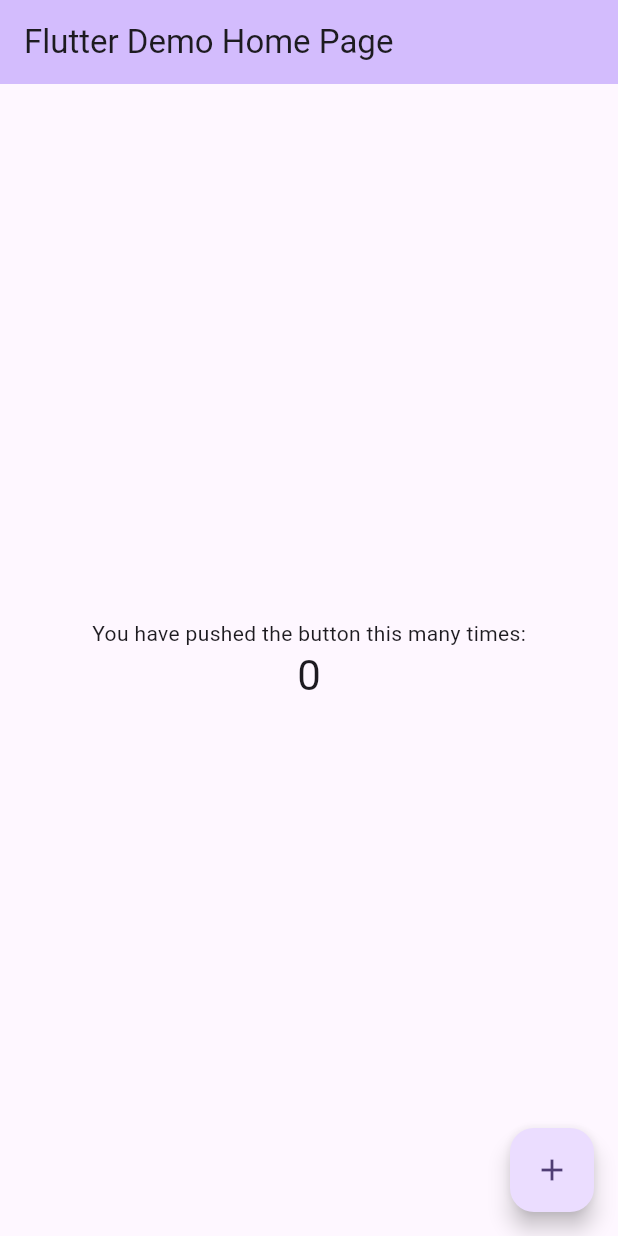
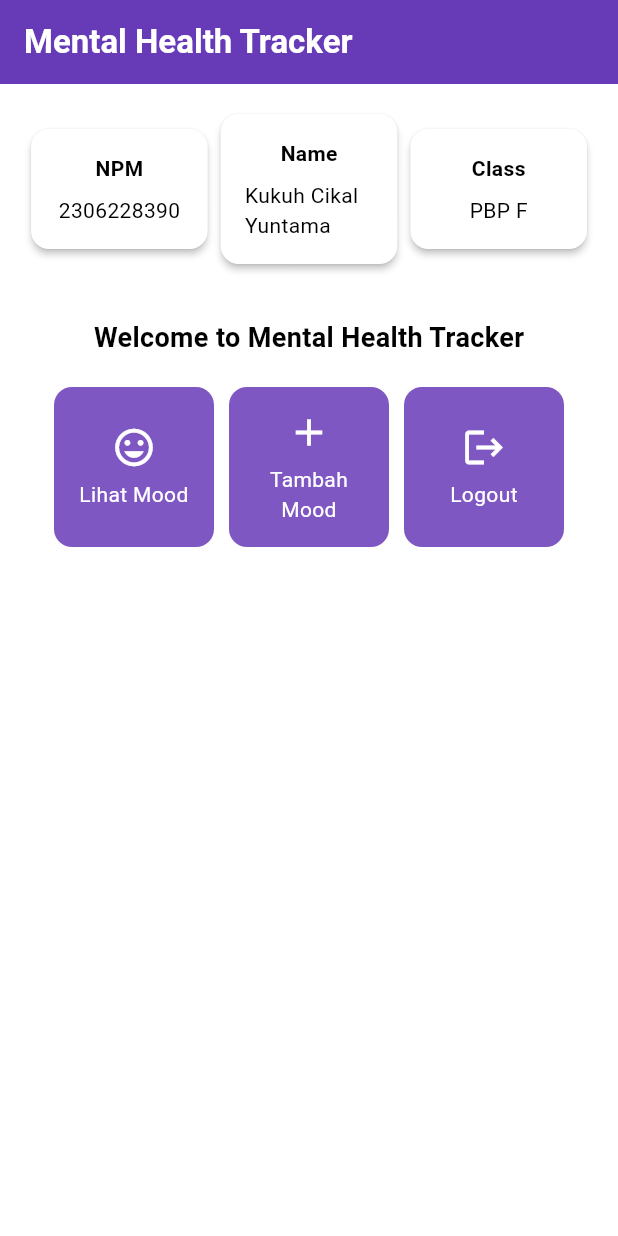
Before and after one commit to Furizou/mental-health-tracker-mobile, a Flutter app: the screen it shows after launch, on a phone screen of 412 x 824 dp. Run offline on Flutter 3.47's test engine with Material 3 defaults, Android fonts, the phone set to English and light mode, and no system bars.

Commit message:
feat: tutorial 6

```diff
--- a/lib/main.dart
+++ b/lib/main.dart
@@ -1,4 +1,5 @@
 import 'package:flutter/material.dart';
+import 'package:mental_health_tracker/menu.dart';
 
 void main() {
   runApp(const MyApp());
@@ -28,98 +29,15 @@ class MyApp extends StatelessWidget {
         //
         // This works for code too, not just values: Most code changes can be
         // tested with just a hot reload.
-        colorScheme: ColorScheme.fromSeed(seedColor: Colors.deepPurple),
+
+        // colorScheme: ColorScheme.fromSeed(seedColor: Colors.deepPurple),
+        colorScheme: ColorScheme.fromSwatch(
+          primarySwatch: Colors.deepPurple,
+        ).copyWith(secondary: Colors.deepPurple[400]),
         useMaterial3: true,
       ),
-      home: const MyHomePage(title: 'Flutter Demo Home Page'),
+      // home: const MyHomePage(title: 'Flutter Demo Home Page'),
+      home: MyHomePage(),
     );
   }
 }
-
-class MyHomePage extends StatefulWidget {
-  const MyHomePage({super.key, required this.title});
-
-  // This widget is the home page of your application. It is stateful, meaning
-  // that it has a State object (defined below) that contains fields that affect
-  // how it looks.
-
-  // This class is the configuration for the state. It holds the values (in this
-  // case the title) provided by the parent (in this case the App widget) and
-  // used by the build method of the State. Fields in a Widget subclass are
-  // always marked "final".
-
-  final String title;
-
-  @override
-  State<MyHomePage> createState() => _MyHomePageState();
-}
-
-class _MyHomePageState extends State<MyHomePage> {
-  int _counter = 0;
-
-  void _incrementCounter() {
-    setState(() {
-      // This call to setState tells the Flutter framework that something has
-      // changed in this State, which causes it to rerun the build method below
-      // so that the display can reflect the updated values. If we changed
-      // _counter without calling setState(), then the build method would not be
-      // called again, and so nothing would appear to happen.
-      _counter++;
-    });
-  }
-
-  @override
-  Widget build(BuildContext context) {
-    // This method is rerun every time setState is called, for instance as done
-    // by the _incrementCounter method above.
-    //
-    // The Flutter framework has been optimized to make rerunning build methods
-    // fast, so that you can just rebuild anything that needs updating rather
-    // than having to individually change instances of widgets.
-    return Scaffold(
-      appBar: AppBar(
-        // TRY THIS: Try changing the color here to a specific color (to
-        // Colors.amber, perhaps?) and trigger a hot reload to see the AppBar
-        // change color while the other colors stay the same.
-        backgroundColor: Theme.of(context).colorScheme.inversePrimary,
-        // Here we take the value from the MyHomePage object that was created by
-        // the App.build method, and use it to set our appbar title.
-        title: Text(widget.title),
-      ),
-      body: Center(
-        // Center is a layout widget. It takes a single child and positions it
-        // in the middle of the parent.
-        child: Column(
-          // Column is also a layout widget. It takes a list of children and
-          // arranges them vertically. By default, it sizes itself to fit its
-          // children horizontally, and tries to be as tall as its parent.
-          //
-          // Column has various properties to control how it sizes itself and
-          // how it positions its children. Here we use mainAxisAlignment to
-          // center the children vertically; the main axis here is the vertical
-          // axis because Columns are vertical (the cross axis would be
-          // horizontal).
-          //
-          // TRY THIS: Invoke "debug painting" (choose the "Toggle Debug Paint"
-          // action in the IDE, or press "p" in the console), to see the
-          // wireframe for each widget.
-          mainAxisAlignment: MainAxisAlignment.center,
-          children: <Widget>[
-            const Text(
-              'You have pushed the button this many times:',
-            ),
-            Text(
-              '$_counter',
-              style: Theme.of(context).textTheme.headlineMedium,
-            ),
-          ],
-        ),
-      ),
-      floatingActionButton: FloatingActionButton(
-        onPressed: _incrementCounter,
-        tooltip: 'Increment',
-        child: const Icon(Icons.add),
-      ), // This trailing comma makes auto-formatting nicer for build methods.
-    );
-  }
-}
--- /dev/null
+++ b/lib/menu.dart
@@ -0,0 +1,185 @@
+import 'package:flutter/material.dart';
+
+class MyHomePage extends StatelessWidget {
+  final String npm = '2306228390'; // NPM
+  final String name = 'Kukuh Cikal Yuntama'; // Nama
+  final String className = 'PBP F'; // Kelas
+  final List<ItemHomepage> items = [
+    ItemHomepage("Lihat Mood", Icons.mood),
+    ItemHomepage("Tambah Mood", Icons.add),
+    ItemHomepage("Logout", Icons.logout),
+  ];
+  MyHomePage({super.key});
+
+  @override
+  Widget build(BuildContext context) {
+    // Scaffold menyediakan struktur dasar halaman dengan AppBar dan body.
+    return Scaffold(
+      // AppBar adalah bagian atas halaman yang menampilkan judul.
+      appBar: AppBar(
+        // Judul aplikasi "Mental Health Tracker" dengan teks putih dan tebal.
+        title: const Text(
+          'Mental Health Tracker',
+          style: TextStyle(
+            color: Colors.white,
+            fontWeight: FontWeight.bold,
+          ),
+        ),
+        // Warna latar belakang AppBar diambil dari skema warna tema aplikasi.
+        backgroundColor: Theme.of(context).colorScheme.primary,
+      ),
+      // Body halaman dengan padding di sekelilingnya.
+      body: Padding(
+        padding: const EdgeInsets.all(16.0),
+        // Menyusun widget secara vertikal dalam sebuah kolom.
+        child: Column(
+          crossAxisAlignment: CrossAxisAlignment.center,
+          children: [
+            // Row untuk menampilkan 3 InfoCard secara horizontal.
+            Row(
+              mainAxisAlignment: MainAxisAlignment.spaceEvenly,
+              children: [
+                InfoCard(title: 'NPM', content: npm),
+                InfoCard(title: 'Name', content: name),
+                InfoCard(title: 'Class', content: className),
+              ],
+            ),
+
+            // Memberikan jarak vertikal 16 unit.
+            const SizedBox(height: 16.0),
+
+            // Menempatkan widget berikutnya di tengah halaman.
+            Center(
+              child: Column(
+                // Menyusun teks dan grid item secara vertikal.
+
+                children: [
+                  // Menampilkan teks sambutan dengan gaya tebal dan ukuran 18.
+                  const Padding(
+                    padding: EdgeInsets.only(top: 16.0),
+                    child: Text(
+                      'Welcome to Mental Health Tracker',
+                      style: TextStyle(
+                        fontWeight: FontWeight.bold,
+                        fontSize: 18.0,
+                      ),
+                    ),
+                  ),
+
+                  // Grid untuk menampilkan ItemCard dalam bentuk grid 3 kolom.
+                  GridView.count(
+                    primary: true,
+                    padding: const EdgeInsets.all(20),
+                    crossAxisSpacing: 10,
+                    mainAxisSpacing: 10,
+                    crossAxisCount: 3,
+                    // Agar grid menyesuaikan tinggi kontennya.
+                    shrinkWrap: true,
+
+                    // Menampilkan ItemCard untuk setiap item dalam list items.
+                    children: items.map((ItemHomepage item) {
+                      return ItemCard(item);
+                    }).toList(),
+                  ),
+                ],
+              ),
+            ),
+          ],
+        ),
+      ),
+    );
+  }
+}
+
+class InfoCard extends StatelessWidget {
+  // Kartu informasi yang menampilkan title dan content.
+
+  final String title;  // Judul kartu.
+  final String content;  // Isi kartu.
+
+  const InfoCard({super.key, required this.title, required this.content});
+
+  @override
+  Widget build(BuildContext context) {
+    return Card(
+      // Membuat kotak kartu dengan bayangan dibawahnya.
+      elevation: 2.0,
+      child: Container(
+        // Mengatur ukuran dan jarak di dalam kartu.
+        width: MediaQuery.of(context).size.width / 3.5, // menyesuaikan dengan lebar device yang digunakan.
+        padding: const EdgeInsets.all(16.0),
+        // Menyusun title dan content secara vertikal.
+        child: Column(
+          children: [
+            Text(
+              title,
+              style: const TextStyle(fontWeight: FontWeight.bold),
+            ),
+            const SizedBox(height: 8.0),
+            Text(content),
+          ],
+        ),
+      ),
+    );
+  }
+}
+
+class ItemCard extends StatelessWidget {
+  // Menampilkan kartu dengan ikon dan nama.
+
+  final ItemHomepage item;
+
+  const ItemCard(this.item, {super.key});
+
+  @override
+  Widget build(BuildContext context) {
+    return Material(
+      // Menentukan warna latar belakang dari tema aplikasi.
+      color: Theme.of(context).colorScheme.secondary,
+      // Membuat sudut kartu melengkung.
+      borderRadius: BorderRadius.circular(12),
+
+      child: InkWell(
+        // Aksi ketika kartu ditekan.
+        onTap: () {
+          // Menampilkan pesan SnackBar saat kartu ditekan.
+          ScaffoldMessenger.of(context)
+            ..hideCurrentSnackBar()
+            ..showSnackBar(
+              SnackBar(content: Text("Kamu telah menekan tombol ${item.name}!"))
+            );
+        },
+        // Container untuk menyimpan Icon dan Text
+        child: Container(
+          padding: const EdgeInsets.all(8),
+          child: Center(
+            child: Column(
+              // Menyusun ikon dan teks di tengah kartu.
+              mainAxisAlignment: MainAxisAlignment.center,
+              children: [
+                Icon(
+                  item.icon,
+                  color: Colors.white,
+                  size: 30.0,
+                ),
+                const Padding(padding: EdgeInsets.all(3)),
+                Text(
+                  item.name,
+                  textAlign: TextAlign.center,
+                  style: const TextStyle(color: Colors.white),
+                ),
+              ],
+            ),
+          ),
+        ),
+      ),
+    );
+  }
+}
+
+class ItemHomepage {
+  final String name;
+  final IconData icon;
+
+  ItemHomepage(this.name, this.icon);
+}
```
